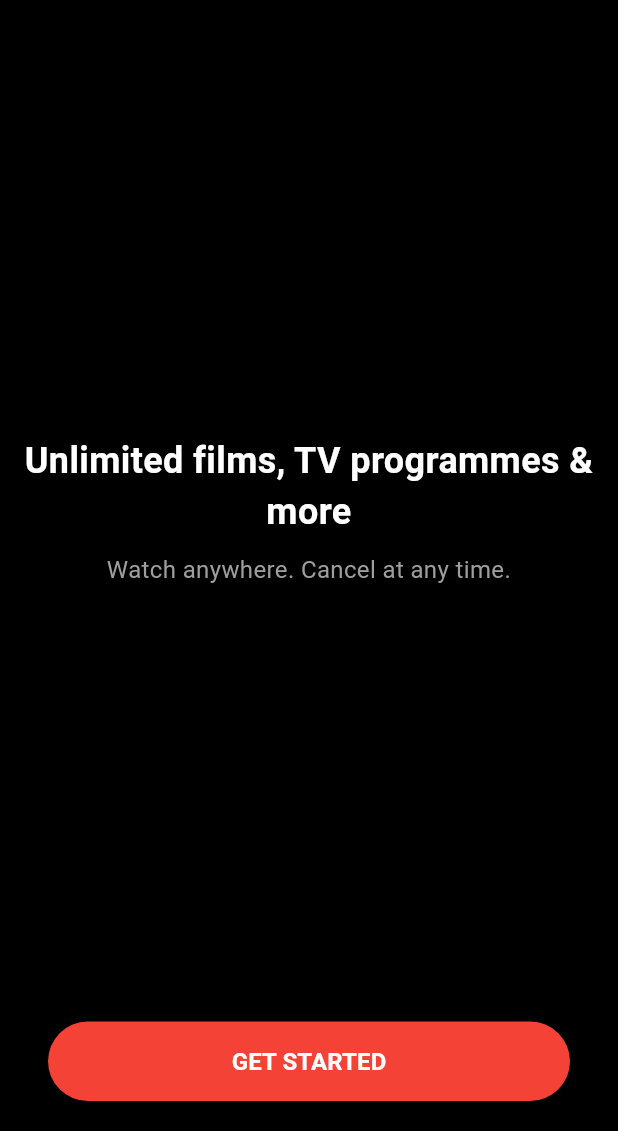
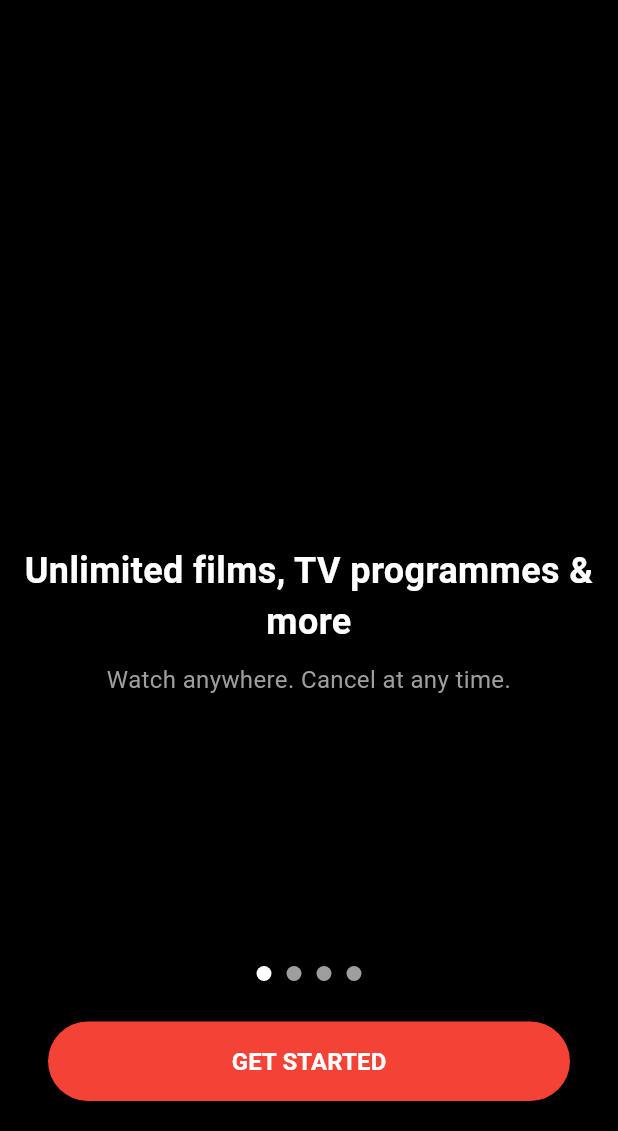
Before and after one commit to Programmingmonth/Netflix-Project, a Flutter app: the screen it shows after launch, on a phone screen of 412 x 824 dp, the part 105-1236 px from its top. Run offline on Flutter 3.47's test engine with Material 3 defaults, Android fonts, the light colour scheme and no system bars.

Commit message:
Initial commit

```diff
--- a/Roadmap.json
+++ b/Roadmap.json
@@ -5,7 +5,7 @@
 		"Connect to database",
 		"Designer for project",
 	],
-	"Databases" : [
+	"DATABASE" : [
 		"The database can be anything you want",
 	]
 }
--- a/netflix/lib/screens/home_screen.dart
+++ b/netflix/lib/screens/home_screen.dart
@@ -1,57 +1,88 @@
 import 'package:flutter/material.dart';
 
-class HomeScreen extends StatelessWidget {
+class HomeScreen extends StatefulWidget {
+  @override
+  _HomeScreenState createState() => _HomeScreenState();
+}
+
+class _HomeScreenState extends State<HomeScreen> {
+  PageController _pageController = PageController();
+  int _currentPage = 0;
+
   @override
   Widget build(BuildContext context) {
     return Scaffold(
       backgroundColor: Colors.black,
       body: SafeArea(
-        child: Padding(
-          padding: const EdgeInsets.symmetric(horizontal: 16.0),
-          child: Column(
+        child: Stack(
           children: [
-              Align(
-                alignment: Alignment.topLeft,
-                child: Padding(
-                  padding: const EdgeInsets.only(top: 20.0),
+            PageView(
+              controller: _pageController,
+              onPageChanged: (index) {
+                setState(() {
+                  _currentPage = index;
+                });
+              },
+              children: [
+                _buildPage(
+                  image: 'assets/images/netflix_logo.png',
+                  title: 'Unlimited films, TV programmes & more',
+                  subtitle: 'Watch anywhere. Cancel at any time.',
+                ),
+                _buildPage(
+                  image: 'assets/images/netflix_logo.png',
+                  title: 'Download and watch offline',
+                  subtitle: 'Always have something to watch offline.',
+                ),
+                _buildPage(
+                  image: 'assets/images/netflix_logo.png',
+                  title: 'No annoying contracts',
+                  subtitle: 'Join today, cancel anytime.',
+                ),
+                _buildPage(
+                  image: 'assets/images/netflix_logo.png',
+                  title: 'Watch everywhere',
+                  subtitle: 'Stream on your phone, tablet, laptop, and TV.',
+                ),
+              ],
+            ),
+            Positioned(
+              left: 16,
+              top: 20,
               child: Image.asset(
                 'assets/images/netflix_logo.png',
                 height: 50,
               ),
             ),
+            Positioned(
+              bottom: 100,
+              left: 0,
+              right: 0,
+              child: Row(
+                mainAxisAlignment: MainAxisAlignment.center,
+                children: List.generate(4, (index) {
+                  return AnimatedContainer(
+                    duration: Duration(milliseconds: 300),
+                    margin: EdgeInsets.symmetric(horizontal: 5),
+                    height: 10,
+                    width: _currentPage == index ? 10 : 10,
+                    decoration: BoxDecoration(
+                      color: _currentPage == index ? Colors.white : Colors.grey,
+                      shape: BoxShape.circle,
                     ),
-              Spacer(),
-              Center(
-                child: Column(
-                  mainAxisAlignment: MainAxisAlignment.center,
-                  children: [
-                    Text(
-                      'Unlimited films, TV programmes & more',
-                      textAlign: TextAlign.center,
-                      style: TextStyle(
-                        color: Colors.white,
-                        fontSize: 24,
-                        fontWeight: FontWeight.bold,
+                  );
+                }),
               ),
             ),
-                    SizedBox(height: 10),
-                    Text(
-                      'Watch anywhere. Cancel at any time.',
-                      textAlign: TextAlign.center,
-                      style: TextStyle(
-                        color: Colors.grey,
-                        fontSize: 16,
-                      ),
-                    ),
-                  ],
-                ),
-              ),
-              Spacer(),
-              Padding(
-                padding: const EdgeInsets.only(bottom: 20.0),
+            Positioned(
+              bottom: 20,
+              left: 16,
+              right: 16,
               child: Container(
                 width: double.infinity,
                 padding: EdgeInsets.symmetric(horizontal: 16.0),
+                child: Container(
+                  width: MediaQuery.of(context).size.width * 0.5, // Adjust button width
                   child: ElevatedButton(
                     style: ElevatedButton.styleFrom(
                       backgroundColor: Colors.red,
@@ -71,10 +102,44 @@ class HomeScreen extends StatelessWidget {
                   ),
                 ),
               ),
+            ),
           ],
-          ),
         ),
       ),
     );
   }
+
+  Widget _buildPage({String? image, String? title, String? subtitle}) {
+    return Column(
+      mainAxisAlignment: MainAxisAlignment.center,
+      children: [
+        Spacer(flex: 3),
+        Padding(
+          padding: const EdgeInsets.symmetric(horizontal: 16.0),
+          child: Text(
+            title!,
+            textAlign: TextAlign.center,
+            style: TextStyle(
+              color: Colors.white,
+              fontSize: 24,
+              fontWeight: FontWeight.bold,
+            ),
+          ),
+        ),
+        SizedBox(height: 10),
+        Padding(
+          padding: const EdgeInsets.symmetric(horizontal: 16.0),
+          child: Text(
+            subtitle!,
+            textAlign: TextAlign.center,
+            style: TextStyle(
+              color: Colors.grey,
+              fontSize: 16,
+            ),
+          ),
+        ),
+        Spacer(flex: 2),
+      ],
+    );
   }
+}
```
Also changed, not shown: 1 other file. Lines whose indentation alone changed are shown as unchanged.
